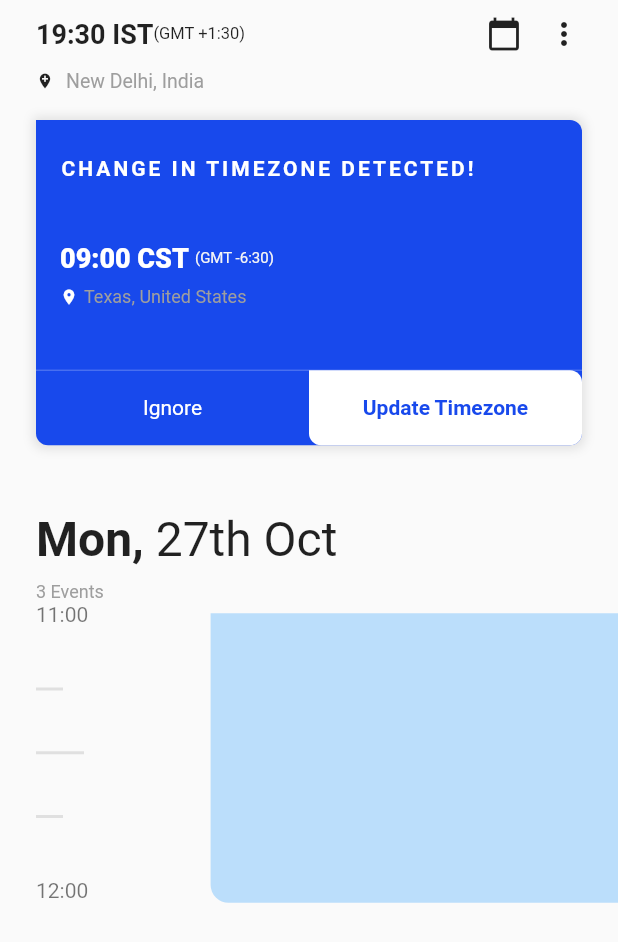
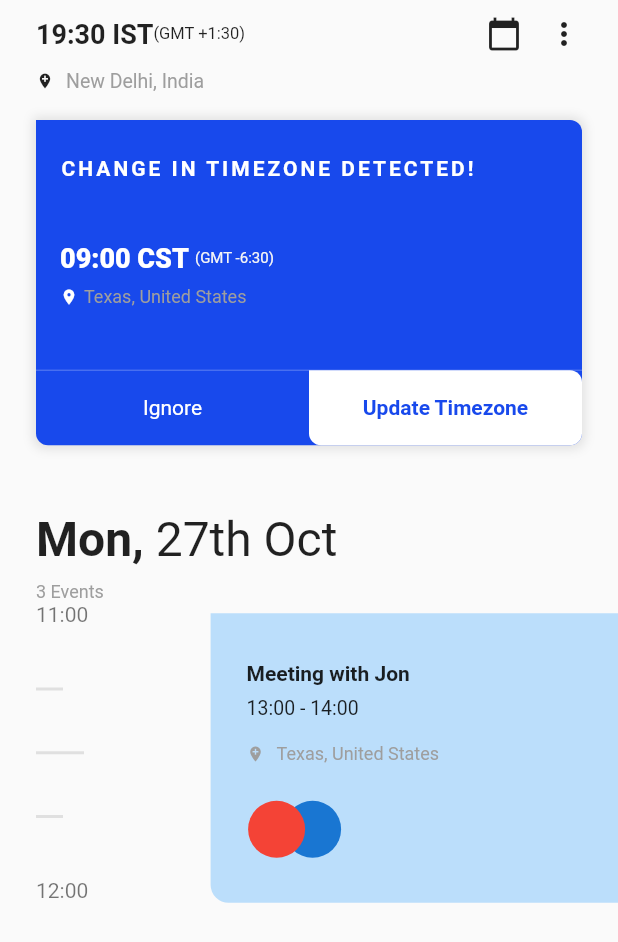
Before and after one commit to JAICHANGPARK/flutter_notebook_2nd_story, a Flutter app: the screen it shows after launch, on a phone screen of 412 x 824 dp. Shown: the top 942 px of the screen. Run offline on Flutter 3.47's test engine with Material 2 defaults, Android fonts, the phone set to English and light mode, and no system bars; our stand-ins replace avatar_glow, badges, bubble_bottom_bar, camera, fluttertoast, google_maps_flutter and 2 more; missing offline and left inert: flutter_particles, snappable.

Commit message:
Update main_page.dart

```diff
--- a/lib/smart_calendar_app/main_page.dart
+++ b/lib/smart_calendar_app/main_page.dart
@@ -280,11 +280,64 @@ class _HomePageState extends State<HomePage> {
                     Expanded(
                       flex: 7,
                       child: Container(
+                        padding: EdgeInsets.only(left: 24, top: 32, bottom: 0),
                         margin: EdgeInsets.only(top: 7),
                         decoration: BoxDecoration(
                             color: Colors.blue[100],
                             borderRadius: BorderRadius.only(
                                 bottomLeft: Radius.circular(12))),
+                        child: Column(
+
+                          crossAxisAlignment: CrossAxisAlignment.start,
+                          children: <Widget>[
+                            Text("Meeting with Jon",style: TextStyle(
+                              fontWeight: FontWeight.bold,
+                            ),),
+                            SizedBox(
+                              height: 8,
+                            ),
+                            Text("13:00 - 14:00",style: TextStyle(
+                              fontSize: 13
+                            ),),
+                            SizedBox(
+                              height: 16,
+                            ),
+                            Row(
+                              children: <Widget>[
+                                Icon(
+                                  Icons.add_location,
+                                  color: Colors.grey,
+                                  size: 12,
+                                ),
+                                SizedBox(width: 8,),
+                                Text("Texas, United States", style: TextStyle(
+                                  color: Colors.grey,
+                                  fontSize: 12
+                                ),),
+                              ],
+                            ),
+                            SizedBox(
+                              height: 24,
+                            ),
+                           Container(
+                             height: 38,
+                             width: 80,
+                             child: Stack(
+                               children: <Widget>[
+                                 Positioned(
+                                   left: 24,
+                                   bottom: 0,
+                                   top: 0,
+                                   child: CircleAvatar(),
+                                 ),
+                                 CircleAvatar(
+                                   backgroundColor: Colors.red,
+                                 ),
+                               ],
+                             ),
+                           )
+                          ],
+                        ),
                       ),
                     )
                   ],
```
